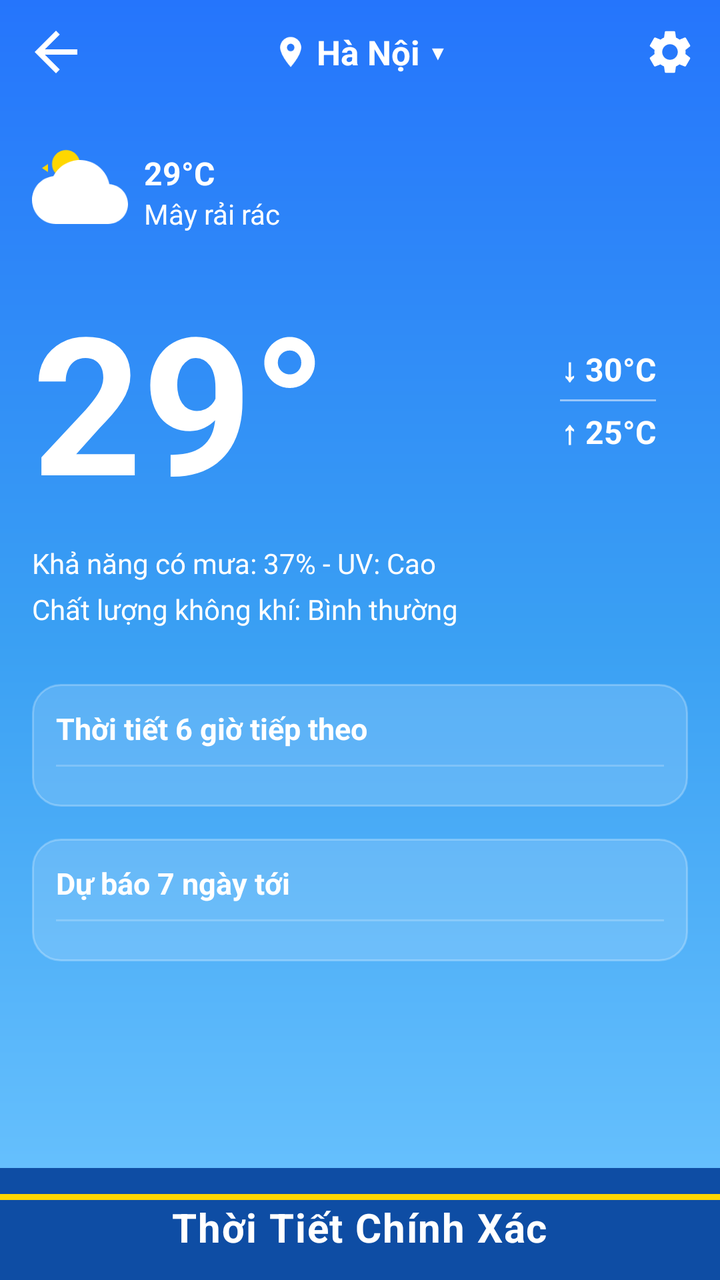
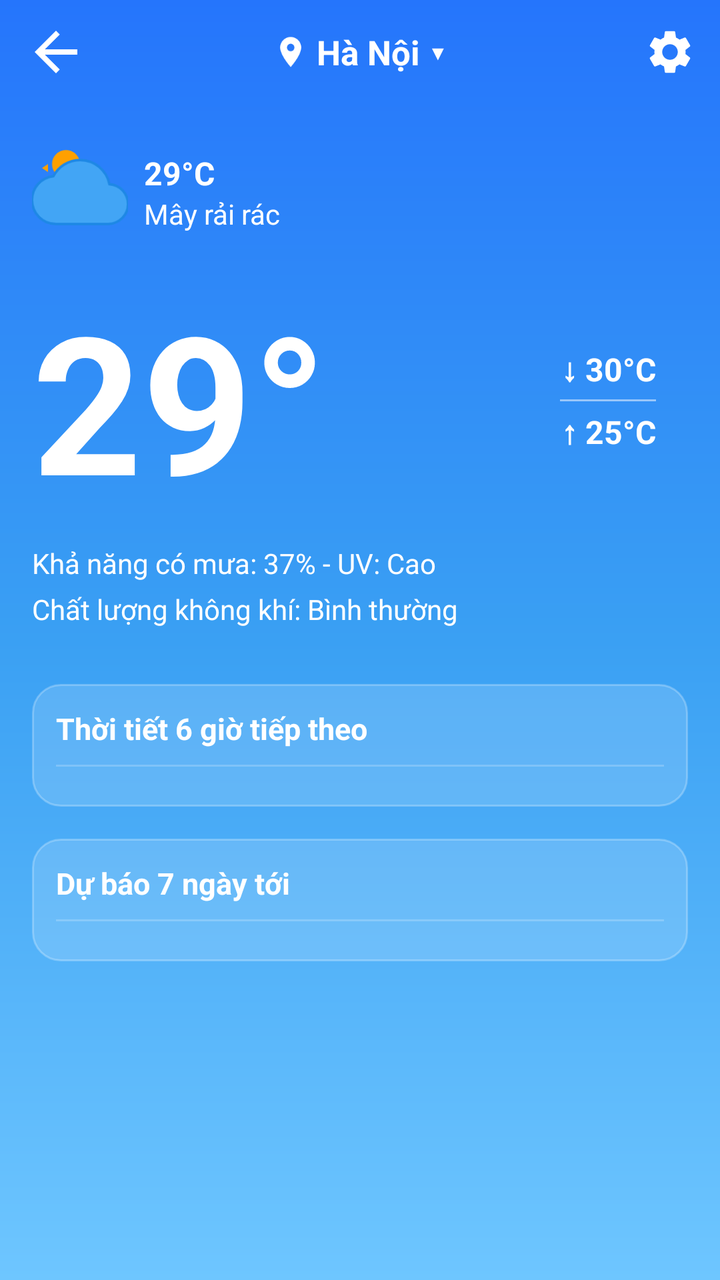

Compare the two renders of this Android layout. The source of the first and the diff that turns it into the second are given below.
<!-- AndroidManifest.xml: application theme Theme.LichViet -->
<!-- res/layout/activity_weather.xml -->
<?xml version="1.0" encoding="utf-8"?>
<androidx.constraintlayout.widget.ConstraintLayout xmlns:android="http://schemas.android.com/apk/res/android"
    xmlns:app="http://schemas.android.com/apk/res-auto"
    android:layout_width="match_parent"
    android:layout_height="match_parent"
    android:background="@drawable/bg_weather_gradient">

    
    <androidx.constraintlayout.widget.ConstraintLayout
        android:id="@+id/weather_top_bar"
        android:layout_width="0dp"
        android:layout_height="52dp"
        android:paddingHorizontal="12dp"
        app:layout_constraintTop_toTopOf="parent"
        app:layout_constraintStart_toStartOf="parent"
        app:layout_constraintEnd_toEndOf="parent">

        <ImageView
            android:id="@+id/btn_weather_back"
            android:layout_width="32dp"
            android:layout_height="32dp"
            android:contentDescription="Quay lại"
            android:src="@drawable/ic_arrow_back"
            app:layout_constraintStart_toStartOf="parent"
            app:layout_constraintTop_toTopOf="parent"
            app:layout_constraintBottom_toBottomOf="parent" />

        
        <LinearLayout
            android:id="@+id/btn_select_city"
            android:layout_width="wrap_content"
            android:layout_height="wrap_content"
            android:orientation="horizontal"
            android:gravity="center"
            android:clickable="true"
            android:focusable="true"
            app:layout_constraintStart_toStartOf="parent"
            app:layout_constraintEnd_toEndOf="parent"
            app:layout_constraintTop_toTopOf="parent"
            app:layout_constraintBottom_toBottomOf="parent">

            <ImageView
                android:layout_width="18dp"
                android:layout_height="18dp"
                android:layout_marginEnd="4dp"
                android:src="@drawable/ic_location_pin" />

            <TextView
                android:id="@+id/tv_city_name"
                android:layout_width="wrap_content"
                android:layout_height="wrap_content"
                android:text="Hà Nội"
                android:textColor="@color/white"
                android:textSize="17sp"
                android:textStyle="bold" />

            <TextView
                android:layout_width="wrap_content"
                android:layout_height="wrap_content"
                android:layout_marginStart="4dp"
                android:text="▼"
                android:textColor="@color/white"
                android:textSize="10sp" />
        </LinearLayout>

        <ImageView
            android:id="@+id/btn_weather_settings"
            android:layout_width="26dp"
            android:layout_height="26dp"
            android:contentDescription="Cài đặt"
            android:src="@drawable/ic_settings"
            app:layout_constraintEnd_toEndOf="parent"
            app:layout_constraintTop_toTopOf="parent"
            app:layout_constraintBottom_toBottomOf="parent" />

    </androidx.constraintlayout.widget.ConstraintLayout>

    
    <ScrollView
        android:layout_width="0dp"
        android:layout_height="0dp"
        android:fillViewport="true"
        app:layout_constraintTop_toBottomOf="@id/weather_top_bar"
        app:layout_constraintBottom_toTopOf="@id/bottom_banner_weather"
        app:layout_constraintStart_toStartOf="parent"
        app:layout_constraintEnd_toEndOf="parent">

        <LinearLayout
            android:layout_width="match_parent"
            android:layout_height="wrap_content"
            android:orientation="vertical"
            android:paddingHorizontal="16dp"
            android:paddingTop="8dp"
            android:paddingBottom="16dp">

            
            <androidx.constraintlayout.widget.ConstraintLayout
                android:layout_width="match_parent"
                android:layout_height="wrap_content"
                android:paddingVertical="12dp">

                
                <LinearLayout
                    android:id="@+id/layout_condition"
                    android:layout_width="wrap_content"
                    android:layout_height="wrap_content"
                    android:orientation="horizontal"
                    android:gravity="center_vertical"
                    app:layout_constraintTop_toTopOf="parent"
                    app:layout_constraintStart_toStartOf="parent">

                    <ImageView
                        android:id="@+id/iv_weather_condition"
                        android:layout_width="48dp"
                        android:layout_height="48dp"
                        android:src="@drawable/ic_weather_sun_cloud" />

                    <LinearLayout
                        android:layout_width="wrap_content"
                        android:layout_height="wrap_content"
                        android:layout_marginStart="8dp"
                        android:orientation="vertical">

                        <TextView
                            android:id="@+id/tv_condition_temp"
                            android:layout_width="wrap_content"
                            android:layout_height="wrap_content"
                            android:text="29°C"
                            android:textColor="@color/white"
                            android:textSize="16sp"
                            android:textStyle="bold" />

                        <TextView
                            android:id="@+id/tv_condition_desc"
                            android:layout_width="wrap_content"
                            android:layout_height="wrap_content"
                            android:text="Mây rải rác"
                            android:textColor="@color/white"
                            android:textSize="14sp" />
                    </LinearLayout>
                </LinearLayout>

                
                <TextView
                    android:id="@+id/tv_temp_huge"
                    android:layout_width="wrap_content"
                    android:layout_height="wrap_content"
                    android:layout_marginTop="16dp"
                    android:text="29°"
                    android:textColor="@color/white"
                    android:textSize="96sp"
                    android:textStyle="bold"
                    app:layout_constraintTop_toBottomOf="@id/layout_condition"
                    app:layout_constraintStart_toStartOf="parent" />

                
                <LinearLayout
                    android:layout_width="wrap_content"
                    android:layout_height="wrap_content"
                    android:layout_marginEnd="16dp"
                    android:orientation="vertical"
                    android:gravity="end"
                    app:layout_constraintEnd_toEndOf="parent"
                    app:layout_constraintTop_toTopOf="@id/tv_temp_huge"
                    app:layout_constraintBottom_toBottomOf="@id/tv_temp_huge">

                    <TextView
                        android:id="@+id/tv_temp_max"
                        android:layout_width="wrap_content"
                        android:layout_height="wrap_content"
                        android:text="↓ 30°C"
                        android:textColor="@color/white"
                        android:textSize="16sp"
                        android:textStyle="bold" />

                    <View
                        android:layout_width="48dp"
                        android:layout_height="1dp"
                        android:layout_marginVertical="4dp"
                        android:background="#80FFFFFF" />

                    <TextView
                        android:id="@+id/tv_temp_min"
                        android:layout_width="wrap_content"
                        android:layout_height="wrap_content"
                        android:text="↑ 25°C"
                        android:textColor="@color/white"
                        android:textSize="16sp"
                        android:textStyle="bold" />
                </LinearLayout>

                
                <TextView
                    android:id="@+id/tv_rain_uv"
                    android:layout_width="match_parent"
                    android:layout_height="wrap_content"
                    android:layout_marginTop="8dp"
                    android:text="Khả năng có mưa: 37% - UV: Cao"
                    android:textColor="@color/white"
                    android:textSize="14sp"
                    app:layout_constraintTop_toBottomOf="@id/tv_temp_huge" />

                
                <TextView
                    android:id="@+id/tv_air_quality"
                    android:layout_width="match_parent"
                    android:layout_height="wrap_content"
                    android:layout_marginTop="4dp"
                    android:text="Chất lượng không khí: Bình thường"
                    android:textColor="@color/white"
                    android:textSize="14sp"
                    app:layout_constraintTop_toBottomOf="@id/tv_rain_uv" />

            </androidx.constraintlayout.widget.ConstraintLayout>

            
            <LinearLayout
                android:layout_width="match_parent"
                android:layout_height="wrap_content"
                android:layout_marginTop="16dp"
                android:background="@drawable/bg_weather_card"
                android:orientation="vertical"
                android:padding="12dp">

                <TextView
                    android:layout_width="wrap_content"
                    android:layout_height="wrap_content"
                    android:text="@string/next_6_hours"
                    android:textColor="@color/white"
                    android:textSize="15sp"
                    android:textStyle="bold" />

                <View
                    android:layout_width="match_parent"
                    android:layout_height="1dp"
                    android:layout_marginVertical="8dp"
                    android:background="#33FFFFFF" />

                <androidx.recyclerview.widget.RecyclerView
                    android:id="@+id/rv_hourly_weather"
                    android:layout_width="match_parent"
                    android:layout_height="wrap_content"
                    android:nestedScrollingEnabled="false" />

            </LinearLayout>

            
            <LinearLayout
                android:layout_width="match_parent"
                android:layout_height="wrap_content"
                android:layout_marginTop="16dp"
                android:background="@drawable/bg_weather_card"
                android:orientation="vertical"
                android:padding="12dp">

                <TextView
                    android:layout_width="wrap_content"
                    android:layout_height="wrap_content"
                    android:text="@string/next_7_days"
                    android:textColor="@color/white"
                    android:textSize="15sp"
                    android:textStyle="bold" />

                <View
                    android:layout_width="match_parent"
                    android:layout_height="1dp"
                    android:layout_marginVertical="8dp"
                    android:background="#33FFFFFF" />

                <androidx.recyclerview.widget.RecyclerView
                    android:id="@+id/rv_daily_weather"
                    android:layout_width="match_parent"
                    android:layout_height="wrap_content"
                    android:nestedScrollingEnabled="false" />

            </LinearLayout>

        </LinearLayout>
    </ScrollView>

    
    <LinearLayout
        android:id="@+id/bottom_banner_weather"
        android:layout_width="0dp"
        android:layout_height="56dp"
        android:background="#0E4DA4"
        android:orientation="vertical"
        android:gravity="center"
        app:layout_constraintBottom_toBottomOf="parent"
        app:layout_constraintStart_toStartOf="parent"
        app:layout_constraintEnd_toEndOf="parent">

        
        <View
            android:layout_width="match_parent"
            android:layout_height="3dp"
            android:background="#FFD700" />

        <TextView
            android:layout_width="wrap_content"
            android:layout_height="wrap_content"
            android:text="Thời Tiết Chính Xác"
            android:textColor="@color/white"
            android:textSize="20sp"
            android:textStyle="bold"
            android:letterSpacing="0.03" />

    </LinearLayout>

</androidx.constraintlayout.widget.ConstraintLayout>
<!-- resources referenced by this layout -->
<resources>
  <color name="white">#FFFFFF</color>
  <!-- drawable bg_weather_card (drawable) -->
  <?xml version="1.0" encoding="utf-8"?>
  <shape xmlns:android="http://schemas.android.com/apk/res/android"
      android:shape="rectangle">
      <solid android:color="#26FFFFFF" />
      <corners android:radius="14dp" />
      <stroke
          android:width="1dp"
          android:color="#40FFFFFF" />
  </shape>
  <!-- drawable bg_weather_gradient (drawable) -->
  <?xml version="1.0" encoding="utf-8"?>
  <shape xmlns:android="http://schemas.android.com/apk/res/android"
      android:shape="rectangle">
      <gradient
          android:startColor="#2575FC"
          android:centerColor="#3AA0F3"
          android:endColor="#6EC6FF"
          android:angle="270" />
  </shape>
  <!-- drawable ic_arrow_back (drawable) -->
  <vector xmlns:android="http://schemas.android.com/apk/res/android"
      android:width="24dp"
      android:height="24dp"
      android:viewportWidth="24"
      android:viewportHeight="24">
      <path
          android:fillColor="#FFFFFF"
          android:pathData="M20,11H7.83l5.59,-5.59L12,4l-8,8 8,8 1.41,-1.41L7.83,13H20v-2z" />
  </vector>
  <!-- drawable ic_location_pin (drawable) -->
  <vector xmlns:android="http://schemas.android.com/apk/res/android"
      android:width="24dp"
      android:height="24dp"
      android:viewportWidth="24"
      android:viewportHeight="24">
      <path
          android:fillColor="#FFFFFF"
          android:pathData="M12,2C8.13,2 5,5.13 5,9c0,5.25 7,13 7,13s7,-7.75 7,-13c0,-3.87 -3.13,-7 -7,-7zm0,9.5c-1.38,0 -2.5,-1.12 -2.5,-2.5s1.12,-2.5 2.5,-2.5 2.5,1.12 2.5,2.5 -1.12,2.5 -2.5,2.5z" />
  </vector>
  <!-- drawable ic_weather_sun_cloud (drawable) -->
  <vector xmlns:android="http://schemas.android.com/apk/res/android"
      android:width="24dp"
      android:height="24dp"
      android:viewportWidth="24"
      android:viewportHeight="24">
      
      <path
          android:fillColor="#FFD700"
          android:pathData="M8.5,3.5l1,-1.5 1,1.5zM4,7l-1.5,-1 1.5,-1zM14,7l1.5,-1 -1.5,-1zM8.5,8.5A3.5,3.5 0,1 1,12 5A3.5,3.5 0,0 1,8.5,8.5Z" />
      
      <path
          android:fillColor="#FFFFFF"
          android:pathData="M19.35,10.04C18.67,6.59 15.64,4 12,4 9.11,4 6.6,5.64 5.35,8.04 2.34,8.36 0,10.91 0,14c0,3.31 2.69,6 6,6h13c2.76,0 5,-2.24 5,-5 0,-2.64 -2.05,-4.78 -4.65,-4.96z" />
  </vector>
  <string name="next_6_hours">Thời tiết 6 giờ tiếp theo</string>
  <string name="next_7_days">Dự báo 7 ngày tới</string>
  <style name="Theme.LichViet" parent="Theme.MaterialComponents.Light.NoActionBar">
          
          <item name="colorPrimary">@color/primary</item>
          <item name="colorPrimaryVariant">@color/primary_variant</item>
          <item name="colorOnPrimary">@color/white</item>
          
          <item name="colorSecondary">@color/secondary</item>
          <item name="colorSecondaryVariant">@color/secondary_variant</item>
          <item name="colorOnSecondary">@color/white</item>
          
          <item name="android:statusBarColor">@color/folk_sky_blue</item>
          <item name="android:windowLightStatusBar">false</item>
          <item name="android:windowBackground">@color/folk_parchment</item>
      </style>
  <color name="primary">#1B5E20</color>
  <color name="primary_variant">#003300</color>
  <color name="secondary">#E65100</color>
  <color name="secondary_variant">#AC1900</color>
  <color name="folk_sky_blue">#3FA9F5</color>
  <color name="folk_parchment">#F7F3E9</color>
  <!-- unchanged entries left out for length: 1 -->
</resources>

<!-- the commit's change to res/layout/activity_weather.xml (unified diff, before → after) -->
@@ -81,7 +81,7 @@
         android:layout_height="0dp"
         android:fillViewport="true"
         app:layout_constraintTop_toBottomOf="@id/weather_top_bar"
-        app:layout_constraintBottom_toTopOf="@id/bottom_banner_weather"
+        app:layout_constraintBottom_toBottomOf="parent"
         app:layout_constraintStart_toStartOf="parent"
         app:layout_constraintEnd_toEndOf="parent">
 
@@ -278,33 +278,6 @@
         </LinearLayout>
     </ScrollView>
 
-    
-    <LinearLayout
-        android:id="@+id/bottom_banner_weather"
-        android:layout_width="0dp"
-        android:layout_height="56dp"
-        android:background="#0E4DA4"
-        android:orientation="vertical"
-        android:gravity="center"
-        app:layout_constraintBottom_toBottomOf="parent"
-        app:layout_constraintStart_toStartOf="parent"
-        app:layout_constraintEnd_toEndOf="parent">
-
-        
-        <View
-            android:layout_width="match_parent"
-            android:layout_height="3dp"
-            android:background="#FFD700" />
-
-        <TextView
-            android:layout_width="wrap_content"
-            android:layout_height="wrap_content"
-            android:text="Thời Tiết Chính Xác"
-            android:textColor="@color/white"
-            android:textSize="20sp"
-            android:textStyle="bold"
-            android:letterSpacing="0.03" />
-
-    </LinearLayout>
+
 
 </androidx.constraintlayout.widget.ConstraintLayout>
<!-- resource entries referenced after the edit -->
@@ -49,11 +49,13 @@
       android:viewportHeight="24">
       
       <path
-          android:fillColor="#FFD700"
+          android:fillColor="#FFA000"
           android:pathData="M8.5,3.5l1,-1.5 1,1.5zM4,7l-1.5,-1 1.5,-1zM14,7l1.5,-1 -1.5,-1zM8.5,8.5A3.5,3.5 0,1 1,12 5A3.5,3.5 0,0 1,8.5,8.5Z" />
       
       <path
-          android:fillColor="#FFFFFF"
+          android:fillColor="#42A5F5"
+          android:strokeColor="#1E88E5"
+          android:strokeWidth="0.6"
           android:pathData="M19.35,10.04C18.67,6.59 15.64,4 12,4 9.11,4 6.6,5.64 5.35,8.04 2.34,8.36 0,10.91 0,14c0,3.31 2.69,6 6,6h13c2.76,0 5,-2.24 5,-5 0,-2.64 -2.05,-4.78 -4.65,-4.96z" />
   </vector>
   <string name="next_6_hours">Thời tiết 6 giờ tiếp theo</string>
